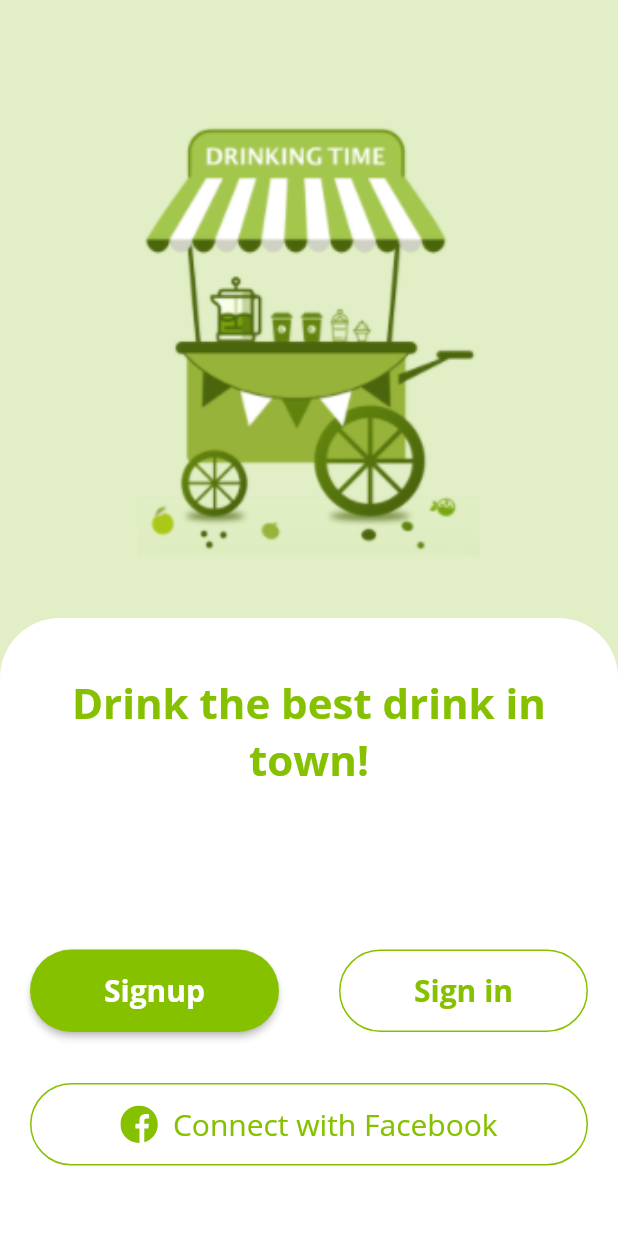
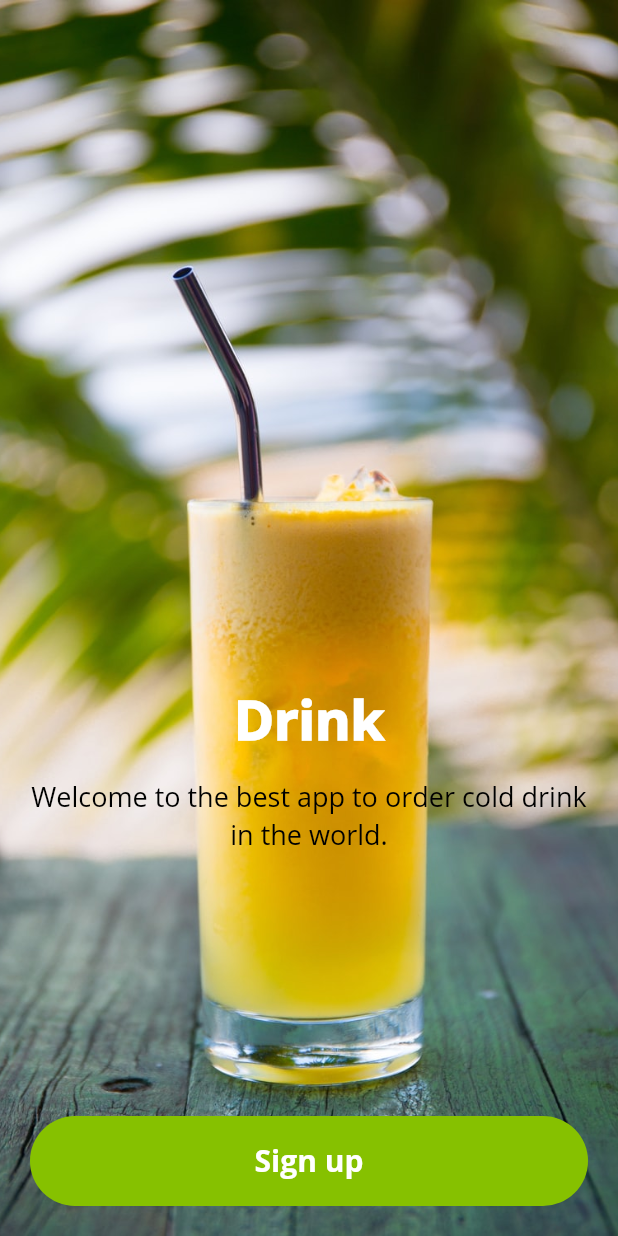
Before and after one commit to sodipto/flutter-drink-delivery-app, a Flutter app: the screen it shows after launch, on a phone screen of 412 x 824 dp. Run offline on Flutter 3.47's test engine with Material 2 defaults, Android fonts, the phone set to English and light mode, and no system bars; our stand-ins replace carousel_slider, flutter_svg, google_maps_flutter, page_transition.

Commit message:
auth-page-modify

```diff
--- a/lib/main.dart
+++ b/lib/main.dart
@@ -1,3 +1,4 @@
+import 'package:drink_app/pages/test-page.dart';
 import 'package:drink_app/route-provider.dart';
 import 'package:flutter/material.dart';
 
@@ -18,7 +19,7 @@ class MyApp extends StatelessWidget {
         visualDensity: VisualDensity.adaptivePlatformDensity,
         fontFamily: 'Open Sans'
       ),
-      //home: AuthPage()
+      //home: TestPage()
       initialRoute: "/",
       onGenerateRoute: RouteProvider.generateRoute,
     );
--- a/lib/pages/authPages/auth-page.dart
+++ b/lib/pages/authPages/auth-page.dart
@@ -13,52 +13,44 @@ class _AuthPageState extends State<AuthPage> {
   Widget build(BuildContext context) {
     var size=MediaQuery.of(context).size;
     return Scaffold(
-     backgroundColor: Color(0xFFE2EFC6),
-     body: SingleChildScrollView(
-       child: Column(
-         mainAxisAlignment: MainAxisAlignment.start,
+      backgroundColor: Colors.white, //Color(0xFFE2EFC6),
+      body: Column(
         children: [
           Container(
-             height: size.height*0.50,
-             width: double.infinity,
-             color: Color(0xFFE2EFC6),
-             child: Center(
-               child: Container(
-                 margin: EdgeInsets.only(top: size.height*0.05),
-                 height: size.height* 0.35,
+            height: size.height,
+            width: size.width,
             decoration: BoxDecoration(
                 image: DecorationImage(
-                         image: AssetImage('assets/images/drink-van.PNG'),
-                         fit: BoxFit.fitHeight
-                     )
-                 ),
-               ),
-             ),
-           ),
+                    image: AssetImage('assets/images/2.jpg'),
+                    fit: BoxFit.fitHeight)),
+            child: Padding(
+              padding: EdgeInsets.only(
+                  top: MediaQuery.of(context).padding.top,
+                  left: 20,
+                  right: 20,
+                  bottom: 20),
+              child: Column(
+                mainAxisAlignment: MainAxisAlignment.end,
+                children: [
+                  Text('Drink',
+                      style: TextStyle(
+                          fontSize: 36,
+                          color:  Colors.white,
+                          fontWeight: FontWeight.w900)),
+                  SizedBox(height: 15),
+                  Text(
+                      'Welcome to the best app to order cold drink in the world.',
+                      textAlign: TextAlign.center,
+                      style: TextStyle(
+                          color: Colors.black,
+                          fontSize: 18,
+                          fontWeight: FontWeight.w500)),
+                  SizedBox(height: 10),
                   Container(
-             padding: EdgeInsets.only(top: 20, left: 20,right: 20, bottom: 30),
-             height: size.height*0.50,
-             width: double.infinity,
-             decoration: BoxDecoration(
-                 color: Colors.white,
-                 borderRadius: BorderRadius.only(
-                   topLeft: Radius.circular(40),
-                   topRight: Radius.circular(40)
-               )
-             ),
-             child: Column(
-               mainAxisAlignment: MainAxisAlignment.spaceAround,
-               crossAxisAlignment: CrossAxisAlignment.start,
-               children: [
-                 Text("Drink the best drink in town!", textAlign: TextAlign.center, style: TextStyle(color: brandColor,fontSize: 28,fontWeight: FontWeight.bold)),
-                 SizedBox(height: 40),
-                 Row(
-                   mainAxisAlignment: MainAxisAlignment.spaceBetween,
-                   children: [
-                     Container(
-                       height: 55,
-                       width: (size.width/2)- 40,
-                       child: RaisedButton(
+                    margin: EdgeInsets.only(top: size.height * 0.20),
+                    height: 60,
+                    width: size.width,
+                    child: FlatButton(
                       shape: RoundedRectangleBorder(
                         borderRadius: BorderRadius.circular(30.0),
                       ),
@@ -69,7 +61,7 @@ class _AuthPageState extends State<AuthPage> {
                         Navigator.pushNamed(context, '/login');
                       },
                       child: Text(
-                           "Signup",
+                        "Sign up",
                         style: TextStyle(
                             fontSize: 20.0,
                             fontWeight: FontWeight.bold
@@ -77,75 +69,31 @@ class _AuthPageState extends State<AuthPage> {
                       ),
                     ),
                   ),
-                     Container(
-                       height: 55,
-                       width: (size.width/2)- 40,
-                       child: FlatButton(
-                         onPressed:(){
-                           Navigator.pushNamed(context, '/login');
-                         },
-                         child: Text(
-                           "Sign in",
-                           style: TextStyle(
-                             fontSize: 20.0,
-                             color: brandColor,
-                             fontWeight: FontWeight.bold
-                           ),
-                         ),
-                         textColor: Colors.white,
-                         shape: RoundedRectangleBorder(
-                             side: BorderSide(
-                             color: brandColor,
-                             width: 1,
-                             style: BorderStyle.solid
-                         ),
-                         borderRadius: BorderRadius.circular(30)),
-                       )
-                     ),
+                  // Container(
+                  //     margin: EdgeInsets.only(top: size.height * 0.20),
+                  //     height: 55,
+                  //     width: size.width,
+                  //     child: FlatButton(
+                  //       onPressed: () {
+                  //         Navigator.pushNamed(context, '/login');
+                  //       },
+                  //       child: Text(
+                  //         "Get Started",
+                  //         style: TextStyle(fontSize: 20.0, color: brandColor),
+                  //       ),
+                  //       shape: RoundedRectangleBorder(
+                  //           side: BorderSide(
+                  //               color: brandColor,
+                  //               width: 1,
+                  //               style: BorderStyle.solid),
+                  //           borderRadius: BorderRadius.circular(30)),
+                  //     )),
                 ],
               ),
-                 //SizedBox(height: 25),
-                 Container(
-                     height: 55,
-                     width: double.infinity,
-                     child: FlatButton(
-                       onPressed:() {
-                         Navigator.pushNamed(context, '/login');
-                       },
-                       child: Row(
-                         mainAxisAlignment: MainAxisAlignment.center,
-                         children: [
-                           SvgPicture.asset(
-                               'assets/icons/facebook.svg',
-                               color: brandColor,
-                               height: 25
-                           ),
-                           SizedBox(width:10),
-                           Text(
-                             "Connect with Facebook",
-                             style: TextStyle(
-                                 fontSize: 20.0,
-                                 color: brandColor
             ),
           ),
         ],
       ),
-                       textColor: Colors.white,
-                       shape: RoundedRectangleBorder(
-                           side: BorderSide(
-                               color: brandColor,
-                               width: 1,
-                               style: BorderStyle.solid
-                           ),
-                           borderRadius: BorderRadius.circular(30)),
-                     )
-                 ),
-               ],
-             ),
-           ),
-         ],
-       ),
-     ),
     );
   }
 }
--- a/lib/pages/authPages/login-page.dart
+++ b/lib/pages/authPages/login-page.dart
@@ -33,7 +33,7 @@ class _LoginPageState extends State<LoginPage> {
             child: Text("Welcome \nBack",
                 textAlign: TextAlign.left,
                 style: TextStyle(
-                    color: brandColor,
+                    color: Colors.black,
                     fontSize: 36,
                     fontWeight: FontWeight.bold)),
           ),
```
Also changed, not shown: lib/pages/test-page.dart (+125 -54 lines), assets/images/2.jpg (added), assets/images/login4.jpg (deleted). Lines whose indentation alone changed are shown as unchanged.
